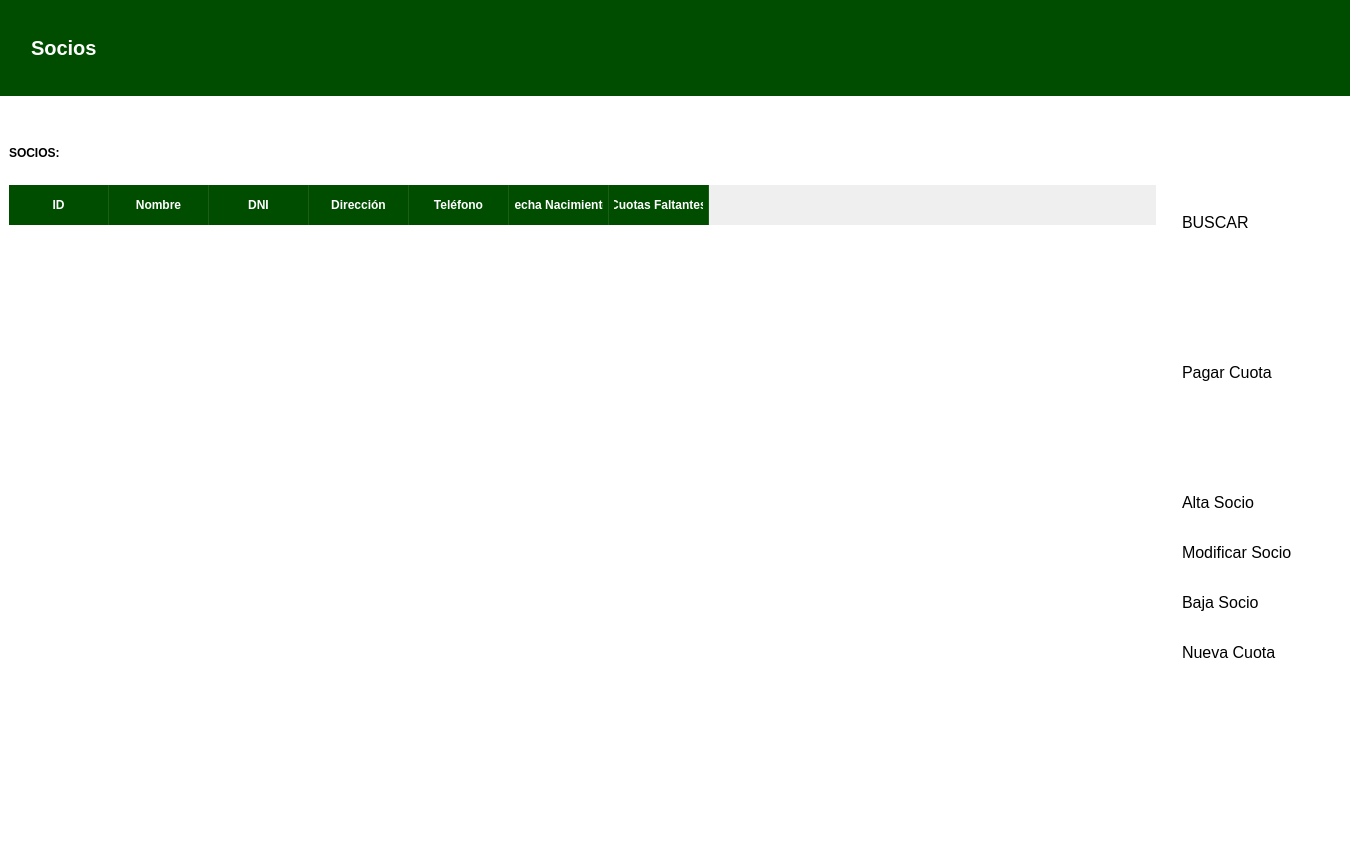
The window that vistas/socios.ui (MiguelGarcia29/RefugioAnimal-OR) describes before a commit, drawn with Qt 5.
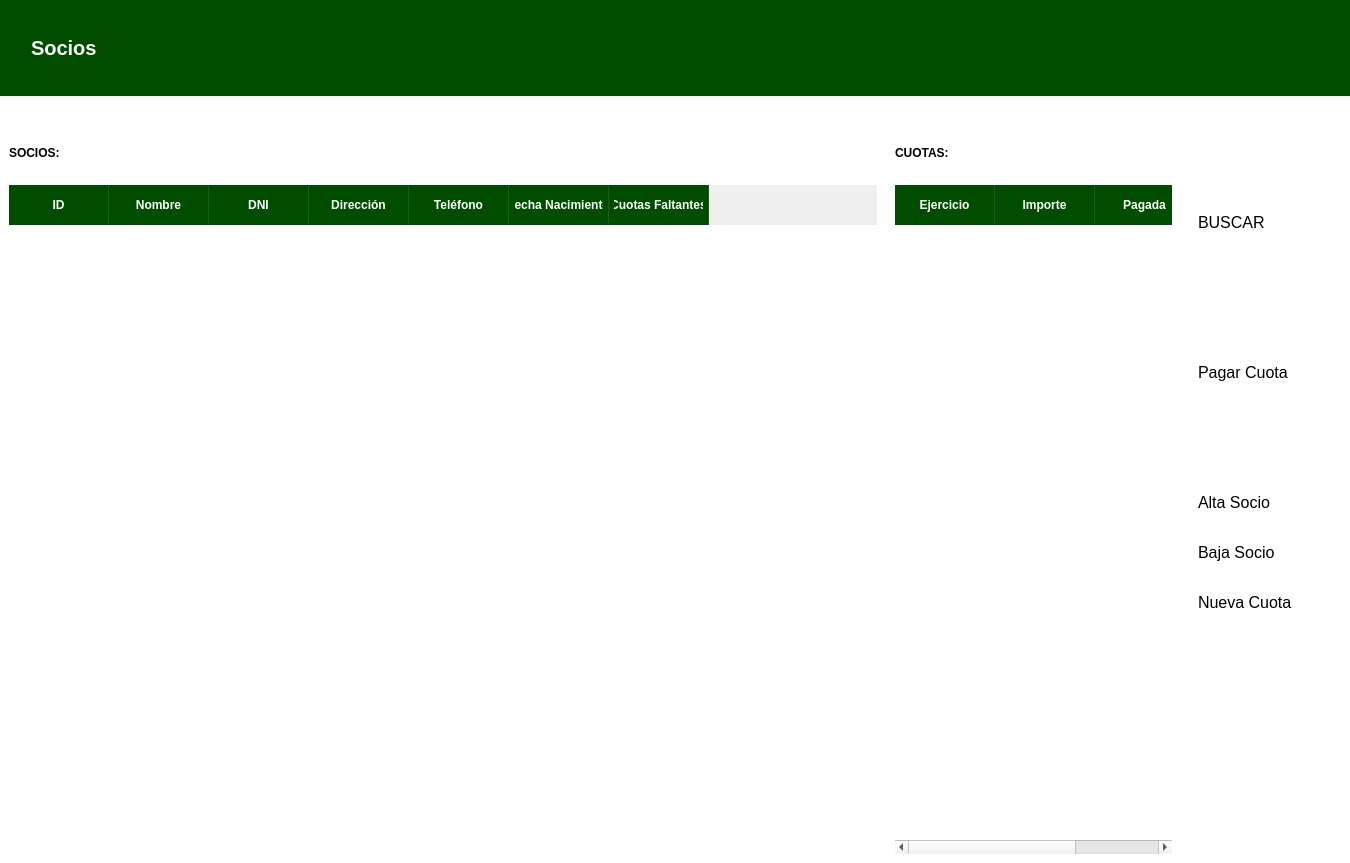
The same window after the commit. Icons and pictures are not drawn.

Commit message: Boton editar animal + Final Cuotas

```diff
--- a/vistas/socios.ui
+++ b/vistas/socios.ui
@@ -134,13 +134,18 @@
        </item>
        <item>
         <widget class="QFrame" name="frame_2">
+         <property name="styleSheet">
+          <string notr="true">.QFrame{
+	background-color: white;
+}</string>
+         </property>
          <property name="frameShape">
           <enum>QFrame::NoFrame</enum>
          </property>
          <property name="frameShadow">
           <enum>QFrame::Plain</enum>
          </property>
-         <layout class="QHBoxLayout" name="horizontalLayout_2">
+         <layout class="QHBoxLayout" name="horizontalLayout_2" stretch="6,2,1">
           <property name="spacing">
            <number>0</number>
           </property>
@@ -271,6 +276,95 @@
             </layout>
            </widget>
           </item>
+          <item>
+           <widget class="QFrame" name="frame_3">
+            <property name="frameShape">
+             <enum>QFrame::StyledPanel</enum>
+            </property>
+            <property name="frameShadow">
+             <enum>QFrame::Raised</enum>
+            </property>
+            <layout class="QVBoxLayout" name="verticalLayout">
+             <property name="spacing">
+              <number>25</number>
+             </property>
+             <property name="topMargin">
+              <number>50</number>
+             </property>
+             <item>
+              <widget class="QLabel" name="label">
+               <property name="font">
+                <font>
+                 <pointsize>9</pointsize>
+                 <weight>75</weight>
+                 <bold>true</bold>
+                </font>
+               </property>
+               <property name="text">
+                <string>CUOTAS:</string>
+               </property>
+              </widget>
+             </item>
+             <item>
+              <widget class="QTableWidget" name="tabla_cuotas">
+               <property name="styleSheet">
+                <string notr="true">QTableWidget {
+	background-color:white;
+    gridline-color: #dcdcdc; /* Color de las líneas de la cuadrícula */
+    border: none;
+    alternate-background-color: #efefef; /* Color de las filas grises */
+    selection-background-color: #a8d5a2; /* Color cuando seleccionas una fila */
+    color: #333333; /* Color del texto de los datos */
+}
+
+/* Estilo de los encabezados (La parte superior verde) */
+QHeaderView::section {
+    background-color: #004d00; /* Verde oscuro como el de tu banner */
+    color: white;
+    padding: 5px;
+    font-weight: bold;
+    border: none;
+    border-right: 1px solid #1a5e1a; /* Línea divisoria entre columnas */
+    height: 30px;
+}
+
+/* Estilo para que los datos se vean más limpios */
+QTableWidget::item {
+    padding: 5px;
+}</string>
+               </property>
+               <property name="editTriggers">
+                <set>QAbstractItemView::NoEditTriggers</set>
+               </property>
+               <property name="alternatingRowColors">
+                <bool>true</bool>
+               </property>
+               <property name="selectionBehavior">
+                <enum>QAbstractItemView::SelectRows</enum>
+               </property>
+               <attribute name="verticalHeaderVisible">
+                <bool>false</bool>
+               </attribute>
+               <column>
+                <property name="text">
+                 <string>Ejercicio</string>
+                </property>
+               </column>
+               <column>
+                <property name="text">
+                 <string>Importe</string>
+                </property>
+               </column>
+               <column>
+                <property name="text">
+                 <string>Pagada</string>
+                </property>
+               </column>
+              </widget>
+             </item>
+            </layout>
+           </widget>
+          </item>
           <item>
            <widget class="QFrame" name="frame_busqueda">
             <property name="styleSheet">
@@ -392,18 +486,7 @@
               </widget>
              </item>
              <item>
-              <widget class="QPushButton" name="btn_editar">
-               <property name="text">
-                <string>Modificar Socio</string>
-               </property>
-               <property name="icon">
-                <iconset>
-                 <normaloff>img/editar.png</normaloff>img/editar.png</iconset>
-               </property>
-              </widget>
-             </item>
-             <item>
-              <widget class="QPushButton" name="btn_borrar">
+              <widget class="QPushButton" name="btn_eliminar">
                <property name="text">
                 <string>Baja Socio</string>
                </property>
```
The commit also changes 12 other files.
